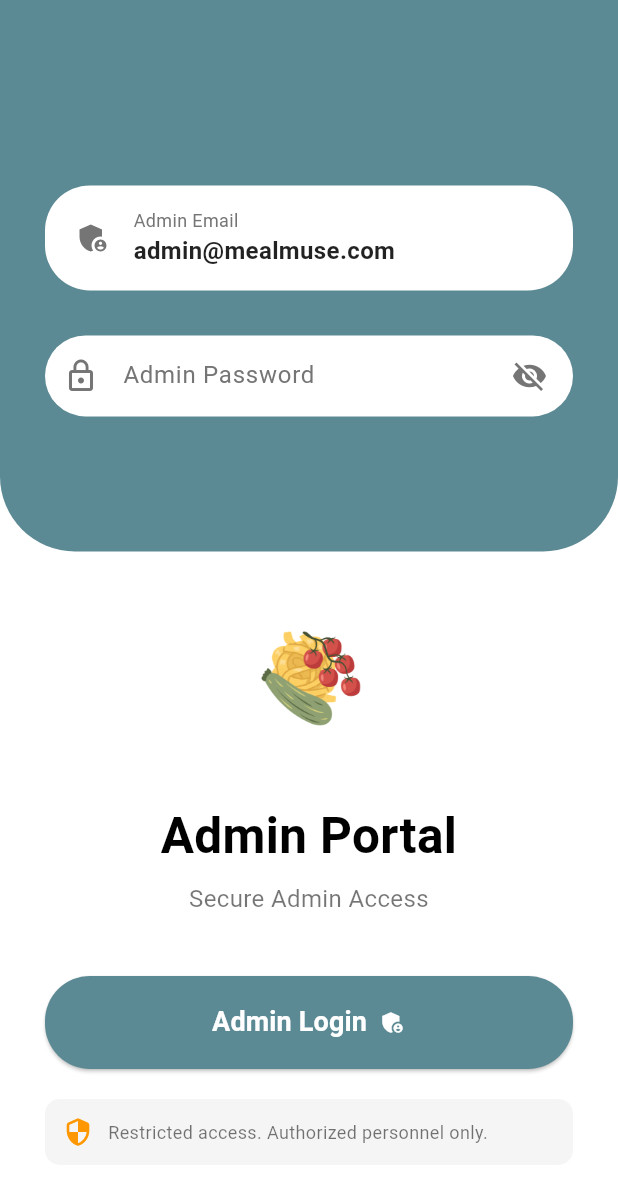
After one commit to keijaz/MealMuse, a Flutter app: the screen it shows after launch, after a tap on "Login as Admin", on a phone screen of 412 x 824 dp. The commit adds this screen. Shown: the top 1185 px of the screen. Run offline on Flutter 3.47's test engine with Material 3 defaults, Android fonts, the phone set to English and light mode, and no system bars; our stand-ins replace cloud_firestore, firebase_auth, firebase_core, firebase_messaging, flutter_dotenv, flutter_local_notifications and 2 more; accounts and stored records are empty.

Commit message:
seperate admin login

```diff
--- /dev/null
+++ b/lib/screens/admin_login.dart
@@ -0,0 +1,387 @@
+import 'package:flutter/material.dart';
+import 'package:firebase_auth/firebase_auth.dart';
+import '../providers/theme_provider.dart';
+import '../providers/locale_provider.dart';
+import '../utils/translation_helper.dart';
+import '../adminScreens/AdminHome.dart';
+
+class AdminLoginScreen extends StatefulWidget {
+  const AdminLoginScreen({super.key});
+
+  @override
+  State<AdminLoginScreen> createState() => _AdminLoginScreenState();
+}
+
+class _AdminLoginScreenState extends State<AdminLoginScreen> {
+  // --- Color Palette based on the image and request ---
+  static const Color _cardColor = Color(0xFF5C8A94);
+  static const Color _darkBackground = Colors.white;
+  static const Color _primaryText = Colors.black;
+
+  final FirebaseAuth _auth = FirebaseAuth.instance;
+  final TextEditingController _passwordController = TextEditingController();
+  bool _isPasswordVisible = false;
+
+  // Fixed admin email
+  final String _adminEmail = 'admin@mealmuse.com';
+
+  // Reusable text field builder for consistent styling
+  Widget _buildPasswordField({
+    required bool isDarkMode,
+  }) {
+    return Padding(
+      padding: const EdgeInsets.symmetric(vertical: 10.0),
+      child: TextField(
+        controller: _passwordController,
+        obscureText: !_isPasswordVisible,
+        style: TextStyle(color: isDarkMode ? const Color(0xFFE1E1E1) : Colors.black87),
+        decoration: InputDecoration(
+          hintText: TranslationHelper.t('Admin Password', 'ایڈمن پاس ورڈ'),
+          hintStyle: TextStyle(color: isDarkMode ? const Color(0xFFB0B0B0) : Colors.grey[600]),
+          prefixIcon: Icon(Icons.lock_outline, color: isDarkMode ? const Color(0xFFB0B0B0) : Colors.grey[600]),
+          suffixIcon: Padding(
+            padding: const EdgeInsets.only(right: 5.0),
+            child: IconButton(
+              icon: Icon(
+                _isPasswordVisible ? Icons.visibility : Icons.visibility_off,
+                color: isDarkMode ? const Color(0xFFB0B0B0) : Colors.grey[600],
+              ),
+              onPressed: () {
+                setState(() {
+                  _isPasswordVisible = !_isPasswordVisible;
+                });
+              },
+            ),
+          ),
+          filled: true,
+          fillColor: isDarkMode ? const Color(0xFF3A3A3A) : Colors.white,
+          border: OutlineInputBorder(
+            borderRadius: BorderRadius.circular(30.0),
+            borderSide: BorderSide.none,
+          ),
+          contentPadding: const EdgeInsets.symmetric(vertical: 15.0, horizontal: 20.0),
+        ),
+      ),
+    );
+  }
+
+  Future<void> _loginAdmin(BuildContext context) async {
+    try {
+      // Show loading indicator
+      showDialog(
+        context: context,
+        barrierDismissible: false,
+        builder: (BuildContext context) {
+          return const Center(
+            child: CircularProgressIndicator(),
+          );
+        },
+      );
+
+      // Firebase authentication with fixed admin email
+      UserCredential userCredential = await _auth.signInWithEmailAndPassword(
+        email: _adminEmail,
+        password: _passwordController.text.trim(),
+      );
+
+      // Dismiss loading indicator
+      Navigator.of(context).pop();
+
+      // Navigate to admin screen and clear all previous routes
+      if (userCredential.user != null) {
+        Navigator.of(context).pushAndRemoveUntil(
+          MaterialPageRoute(builder: (context) => const AdminApp()),
+          (Route<dynamic> route) => false,
+        );
+      }
+    } on FirebaseAuthException catch (e) {
+      // Dismiss loading indicator
+      Navigator.of(context).pop();
+
+      // Handle errors
+      String errorMessage = TranslationHelper.t('An error occurred', 'ایک خرابی پیش آگئی');
+      if (e.code == 'user-not-found') {
+        errorMessage = TranslationHelper.t('Admin account not found.', 'ایڈمن اکاؤنٹ نہیں ملا۔');
+      } else if (e.code == 'wrong-password') {
+        errorMessage = TranslationHelper.t('Wrong admin password.', 'غلط ایڈمن پاس ورڈ۔');
+      } else if (e.code == 'invalid-email') {
+        errorMessage = TranslationHelper.t('Invalid admin email configuration.', 'غلط ایڈمن ای میل ترتیب۔');
+      }
+
+      // Show error dialog
+      final isDarkMode = ThemeProvider().darkModeEnabled;
+      final dialogBg = isDarkMode ? const Color(0xFF2A2A2A) : Colors.white;
+      final textColor = isDarkMode ? const Color(0xFFE1E1E1) : Colors.black;
+
+      showDialog(
+        context: context,
+        builder: (BuildContext context) {
+          return AlertDialog(
+            backgroundColor: dialogBg,
+            title: Text(TranslationHelper.t('Admin Login Failed', 'ایڈمن لاگ اِن ناکام ہوا'), style: TextStyle(color: textColor)),
+            content: Text(errorMessage, style: TextStyle(color: textColor)),
+            actions: [
+              TextButton(
+                onPressed: () {
+                  Navigator.of(context).pop();
+                },
+                child: Text(TranslationHelper.t('OK', 'ٹھیک ہے')),
+              ),
+            ],
+          );
+        },
+      );
+    } catch (e) {
+      // Dismiss loading indicator
+      Navigator.of(context).pop();
+
+      // Show generic error
+      final isDarkMode = ThemeProvider().darkModeEnabled;
+      final dialogBg = isDarkMode ? const Color(0xFF2A2A2A) : Colors.white;
+      final textColor = isDarkMode ? const Color(0xFFE1E1E1) : Colors.black;
+
+      showDialog(
+        context: context,
+        builder: (BuildContext context) {
+          return AlertDialog(
+            backgroundColor: dialogBg,
+            title: Text(TranslationHelper.t('Error', 'خرابی'), style: TextStyle(color: textColor)),
+            content: Text("${TranslationHelper.t('An unexpected error occurred', 'غیر متوقع خرابی پیش آگئی')}: $e", style: TextStyle(color: textColor)),
+            actions: [
+              TextButton(
+                onPressed: () {
+                  Navigator.of(context).pop();
+                },
+                child: Text(TranslationHelper.t('OK', 'ٹھیک ہے')),
+              ),
+            ],
+          );
+        },
+      );
+    }
+  }
+
+  @override
+  Widget build(BuildContext context) {
+    final size = MediaQuery.of(context).size;
+    final isDarkMode = ThemeProvider().darkModeEnabled;
+    final backgroundColor = isDarkMode ? const Color(0xFF121212) : _darkBackground;
+    final textColor = isDarkMode ? const Color(0xFFE1E1E1) : _primaryText;
+    final secondaryTextColor = isDarkMode ? const Color(0xFFB0B0B0) : Colors.black54;
+
+    return Scaffold(
+      backgroundColor: backgroundColor,
+      body: ValueListenableBuilder<Locale?>(
+        valueListenable: LocaleProvider().localeNotifier,
+        builder: (context, locale, _) {
+          return SingleChildScrollView(
+        child: Column(
+          children: [
+            // --- Top Section: Form Card ---
+            Container(
+              width: double.infinity,
+              padding: EdgeInsets.only(
+                top: size.height * 0.15,
+                left: 30,
+                right: 30,
+                bottom: 80,
+              ),
+              decoration: const BoxDecoration(
+                color: _cardColor,
+                borderRadius: BorderRadius.only(
+                  bottomLeft: Radius.circular(50.0),
+                  bottomRight: Radius.circular(50.0),
+                ),
+              ),
+              child: Column(
+                mainAxisAlignment: MainAxisAlignment.center,
+                children: [
+                  // Display admin email (read-only)
+                  Container(
+                    width: double.infinity,
+                    padding: const EdgeInsets.symmetric(vertical: 15.0, horizontal: 20.0),
+                    decoration: BoxDecoration(
+                      color: isDarkMode ? const Color(0xFF3A3A3A) : Colors.white,
+                      borderRadius: BorderRadius.circular(30.0),
+                    ),
+                    child: Row(
+                      children: [
+                        Icon(Icons.admin_panel_settings, color: isDarkMode ? const Color(0xFFB0B0B0) : Colors.grey[600]),
+                        const SizedBox(width: 15),
+                        Expanded(
+                          child: Column(
+                            crossAxisAlignment: CrossAxisAlignment.start,
+                            children: [
+                              Text(
+                                TranslationHelper.t('Admin Email', 'ایڈمن ای میل'),
+                                style: TextStyle(
+                                  color: isDarkMode ? const Color(0xFFB0B0B0) : Colors.grey[600],
+                                  fontSize: 12,
+                                ),
+                              ),
+                              Text(
+                                _adminEmail,
+                                style: TextStyle(
+                                  color: isDarkMode ? const Color(0xFFE1E1E1) : Colors.black87,
+                                  fontSize: 16,
+                                  fontWeight: FontWeight.bold,
+                                ),
+                              ),
+                            ],
+                          ),
+                        ),
+                      ],
+                    ),
+                  ),
+
+                  const SizedBox(height: 20),
+
+                  // Password field
+                  _buildPasswordField(isDarkMode: isDarkMode),
+                ],
+              ),
+            ),
+
+            // --- Bottom Section: Logo, Title, Button ---
+            Padding(
+              padding: const EdgeInsets.symmetric(horizontal: 30.0),
+              child: Column(
+                children: [
+                  const SizedBox(height: 30),
+                  // Placeholder for the Logo
+                  Image.asset(
+                    'assets/images/logo.png',
+                    height: 120,
+                    fit: BoxFit.contain,
+                    errorBuilder: (context, error, stackTrace) {
+                      return const Icon(
+                        Icons.admin_panel_settings_rounded,
+                        color: Colors.blue,
+                        size: 60,
+                      );
+                    },
+                  ),
+                  const SizedBox(height: 20),
+                  Text(
+                    TranslationHelper.t('Admin Portal', 'ایڈمن پورٹل'),
+                    textAlign: TextAlign.center,
+                    style: TextStyle(
+                      color: textColor,
+                      fontSize: size.width * 0.08,
+                      fontWeight: FontWeight.bold,
+                      height: 1.2,
+                    ),
+                  ),
+                  const SizedBox(height: 10),
+                  Text(
+                    TranslationHelper.t('Secure Admin Access', 'محفوظ ایڈمن رسائی'),
+                    textAlign: TextAlign.center,
+                    style: TextStyle(
+                      color: secondaryTextColor,
+                      fontSize: 16,
+                    ),
+                  ),
+                  const SizedBox(height: 40),
+
+                  // Admin Login Button
+                  SizedBox(
+                    width: double.infinity,
+                    child: ElevatedButton(
+                      onPressed: () {
+                        if (_passwordController.text.isEmpty) {
+                          final dialogBg = isDarkMode ? const Color(0xFF2A2A2A) : Colors.white;
+                          final dialogTextColor = isDarkMode ? const Color(0xFFE1E1E1) : Colors.black;
+                          showDialog(
+                            context: context,
+                            builder: (BuildContext context) {
+                              return AlertDialog(
+                                backgroundColor: dialogBg,
+                                title: Text(TranslationHelper.t('Password Required', 'پاس ورڈ درکار ہے'), style: TextStyle(color: dialogTextColor)),
+                                content: Text(TranslationHelper.t('Please enter admin password.', 'براہ کرم ایڈمن پاس ورڈ درج کریں۔'), style: TextStyle(color: dialogTextColor)),
+                                actions: [
+                                  TextButton(
+                                    onPressed: () {
+                                      Navigator.of(context).pop();
+                                    },
+                                    child: Text(TranslationHelper.t('OK', 'ٹھیک ہے')),
+                                  ),
+                                ],
+                              );
+                            },
+                          );
+                        } else {
+                          _loginAdmin(context);
+                        }
+                      },
+                      style: ElevatedButton.styleFrom(
+                        backgroundColor: _cardColor,
+                        foregroundColor: _darkBackground,
+                        padding: const EdgeInsets.symmetric(vertical: 18),
+                        shape: RoundedRectangleBorder(
+                          borderRadius: BorderRadius.circular(30.0),
+                        ),
+                      ),
+                      child: Row(
+                        mainAxisAlignment: MainAxisAlignment.center,
+                        children: [
+                          Text(
+                            TranslationHelper.t('Admin Login', 'ایڈمن لاگ اِن'),
+                            style: TextStyle(fontSize: 18, fontWeight: FontWeight.bold),
+                          ),
+                          const SizedBox(width: 8),
+                          const Icon(Icons.admin_panel_settings),
+                        ],
+                      ),
+                    ),
+                  ),
+
+                  const SizedBox(height: 20),
+
+                  // Security notice
+                  Container(
+                    padding: const EdgeInsets.all(12),
+                    decoration: BoxDecoration(
+                      color: isDarkMode ? const Color(0xFF1E1E1E) : Colors.grey[100],
+                      borderRadius: BorderRadius.circular(10),
+                    ),
+                    child: Row(
+                      children: [
+                        Icon(
+                          Icons.security_rounded,
+                          color: Colors.orange,
+                          size: 20,
+                        ),
+                        const SizedBox(width: 10),
+                        Expanded(
+                          child: Text(
+                            TranslationHelper.t(
+                              'Restricted access. Authorized personnel only.',
+                              'محدود رسائی۔ صرف مجاز عملے کے لیے۔'
+                            ),
+                            style: TextStyle(
+                              color: secondaryTextColor,
+                              fontSize: 12,
+                            ),
+                          ),
+                        ),
+                      ],
+                    ),
+                  ),
+                  const SizedBox(height: 20),
+                ],
+              ),
+            ),
+          ],
+        ),
+      );
+        },
+      ),
+    );
+  }
+
+  @override
+  void dispose() {
+    _passwordController.dispose();
+    super.dispose();
+  }
+}
--- a/lib/screens/homepage.dart
+++ b/lib/screens/homepage.dart
@@ -4,6 +4,7 @@ import 'register.dart'; // Import the RegisterScreen
 import '../providers/theme_provider.dart';
 import '../providers/locale_provider.dart';
 import '../utils/translation_helper.dart';
+import 'admin_login.dart';
 
 class HomePage extends StatelessWidget {
   const HomePage({super.key});
@@ -77,7 +78,7 @@ class HomePage extends StatelessWidget {
 
           // === BOTTOM SECTION (Buttons) ===
           Container(
-            height: screenHeight * 0.35, // Proportional height for the button area
+            height: screenHeight * 0.45, // Increased height to accommodate the new button
             width: double.infinity,
             decoration: const BoxDecoration(
               color: primaryTeal,
@@ -162,6 +163,47 @@ class HomePage extends StatelessWidget {
                       ),
                     ),
                   ),
+                  const SizedBox(height: 15),
+
+                  Text(
+                    TranslationHelper.t('Or', 'یا'),
+                    style: TextStyle(
+                      color: Colors.white,
+                      fontSize: 16,
+                      fontWeight: FontWeight.w500,
+                    ),
+                  ),
+                  const SizedBox(height: 15),
+
+                  // --- Login as Admin Button ---
+                  SizedBox(
+                    width: double.infinity,
+                    height: 55,
+                    child: ElevatedButton(
+                      onPressed: () {
+                        // Navigate to LoginScreen (same as regular login)
+                        Navigator.push(
+                          context,
+                          MaterialPageRoute(builder: (context) => const AdminLoginScreen()),
+                        );
+                      },
+                      style: ElevatedButton.styleFrom(
+                        backgroundColor: Colors.white,
+                        shape: RoundedRectangleBorder(
+                          borderRadius: BorderRadius.circular(30.0),
+                        ),
+                        elevation: 5,
+                      ),
+                      child: Text(
+                        TranslationHelper.t('Login as Admin', 'ایڈمن کے طور پر لاگ اِن کریں'),
+                        style: TextStyle(
+                          color: isDarkMode ? Colors.black : Colors.black,
+                          fontSize: 20,
+                          fontWeight: FontWeight.bold,
+                        ),
+                      ),
+                    ),
+                  ),
                 ],
               ),
             ),
```
